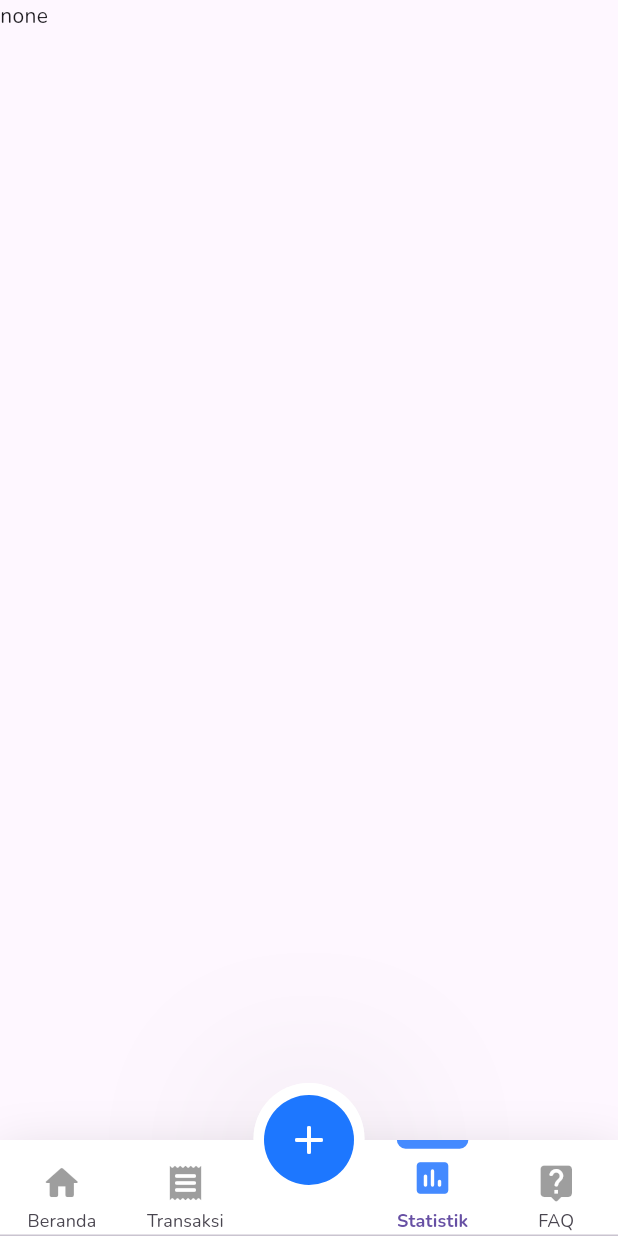
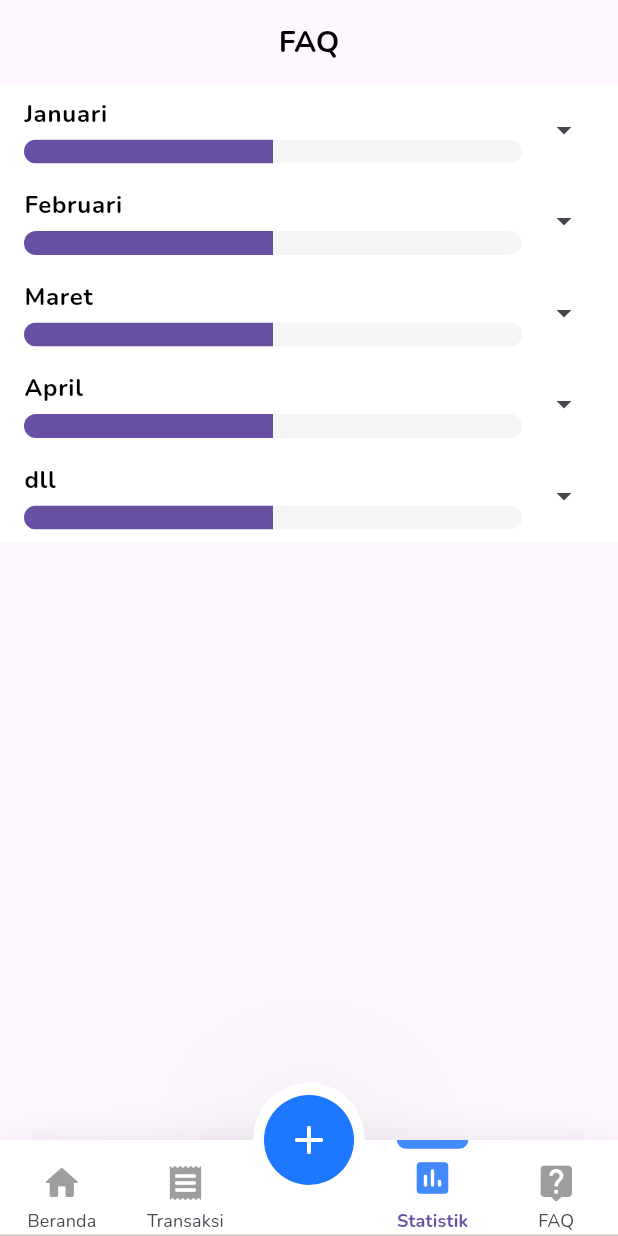
Before and after one commit to Reza1290/budgetin-app, a Flutter app: the screen it shows after launch, item 5 of the bottom bar chosen, on a phone screen of 412 x 824 dp. Run offline on Flutter 3.47's test engine with Material 3 defaults, Android fonts, the phone set to English and light mode, and no system bars; our stand-ins replace drift, flutter_slidable, flutter_svg, sqlite3_flutter_libs; accounts and stored records are empty; generated files the repository leaves out were written again.

Commit message:
statistic

```diff
--- /dev/null
+++ b/lib/screens/statistic_screen.dart
@@ -0,0 +1,37 @@
+import 'package:budgetin/widgets/statistic/statistic_widget.dart';
+import 'package:flutter/material.dart';
+
+class StatisticScreen extends StatelessWidget {
+  StatisticScreen({super.key});
+
+  final List<String> months = ['Januari', 'Februari', 'Maret', 'April', 'dll'];
+
+  @override
+  Widget build(BuildContext context) {
+    return Scaffold(
+      appBar: AppBar(
+        scrolledUnderElevation: 0,
+        centerTitle: true,
+        titleTextStyle: const TextStyle(
+          fontSize: 20,
+          fontWeight: FontWeight.bold,
+          color: Colors.black,
+          fontFamily: 'Nunito',
+        ),
+        leadingWidth: 100,
+        title: const Text("FAQ"),
+      ),
+      body: SafeArea(
+        child: SizedBox(
+          height: MediaQuery.of(context).size.height,
+          child: ListView.builder(
+              itemCount: months.length,
+              itemBuilder: (context, index) {
+                final month = months[index];
+                return StatisticWidget(bulan: month);
+              }),
+        ),
+      ),
+    );
+  }
+}
--- a/lib/widgets/bottom_navbar.dart
+++ b/lib/widgets/bottom_navbar.dart
@@ -1,6 +1,7 @@
 import 'package:budgetin/screens/faq_page.dart';
 import 'package:budgetin/screens/homepage.dart';
 import 'package:budgetin/screens/riwayat_transaksi_page.dart';
+import 'package:budgetin/screens/statistic_screen.dart';
 import 'package:budgetin/them.dart';
 import 'package:budgetin/widgets/main/select_category_dialog.dart';
 import 'package:flutter/cupertino.dart';
@@ -23,7 +24,7 @@ class _BottomNavbarState extends State<BottomNavbar>
     HomePage(),
     RiwayatTransaksiPage(),
     Center(child: Image.asset('assets/images/maskot.png')),
-    Text('none'),
+    StatisticScreen(),
     FaqPage(),
   ];
 
--- a/lib/widgets/faq/faq_content.dart
+++ b/lib/widgets/faq/faq_content.dart
@@ -20,9 +20,8 @@ class _FaqContentState extends State<FaqContent> {
       child: Container(
         decoration: BoxDecoration(
           border: Border.all(color: Colors.blue),
-          borderRadius:
-              BorderRadius.circular(10), // BorderRadius sama dengan ClipRRect
-          color: Colors.white, // Tambahkan warna putih di dalam container
+          borderRadius: BorderRadius.circular(10),
+          color: Colors.white,
         ),
         child: ExpansionTile(
           tilePadding: const EdgeInsets.symmetric(horizontal: 15),
--- /dev/null
+++ b/lib/widgets/statistic/statistic_widget.dart
@@ -0,0 +1,72 @@
+import 'package:budgetin/widgets/statistic/statistic_content.dart';
+import 'package:flutter/material.dart';
+
+class StatisticWidget extends StatefulWidget {
+  final String bulan;
+
+  const StatisticWidget({Key? key, required this.bulan}) : super(key: key);
+
+  @override
+  State<StatisticWidget> createState() => _StatisticWidgetState();
+}
+
+class _StatisticWidgetState extends State<StatisticWidget> {
+  bool _expanded = false;
+
+  @override
+  Widget build(BuildContext context) {
+    return Column(
+      children: [
+        ListTile(
+          tileColor: Colors.white,
+          title: Column(
+            crossAxisAlignment: CrossAxisAlignment.start,
+            children: [
+              Text(
+                widget.bulan,
+                style: const TextStyle(
+                  fontWeight: FontWeight.bold,
+                  color: Colors.black,
+                ),
+              ),
+              const SizedBox(height: 5),
+              ClipRRect(
+                borderRadius: BorderRadius.circular(10),
+                child: LinearProgressIndicator(
+                  value: 0.5,
+                  backgroundColor: Colors.black.withOpacity(0.04),
+                  minHeight: 16,
+                ),
+              ),
+            ],
+          ),
+          onTap: () {
+            setState(() {
+              _expanded = !_expanded;
+            });
+          },
+          trailing: _expanded
+              ? const Icon(Icons.arrow_drop_up)
+              : const Icon(Icons.arrow_drop_down),
+        ),
+        if (_expanded)
+          Column(
+            children: [
+              const StatisticContent(
+                content: "Makananan",
+                prosentase: "50%",
+              ),
+              const StatisticContent(
+                content: "Kesehatan",
+                prosentase: "10%",
+              ),
+              const StatisticContent(
+                content: "Urip",
+                prosentase: "80%",
+              ),
+            ],
+          ),
+      ],
+    );
+  }
+}
```
Also changed, not shown: lib/widgets/statistic/statistic_content.dart (added, +44 -0 lines).
